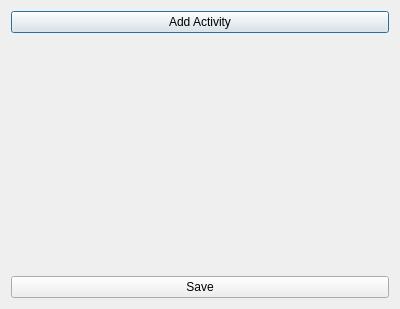
The window that Code/PaperFriend/all_activities.ui (RomainPuech/Paper-Friend) describes before a commit, drawn with Qt 5.
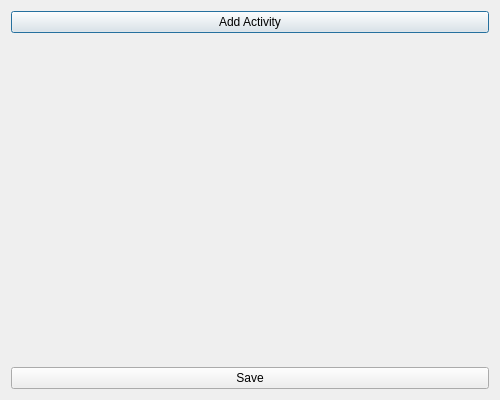
The same window after the commit.

```diff
--- a/Code/PaperFriend/all_activities.ui
+++ b/Code/PaperFriend/all_activities.ui
@@ -6,8 +6,8 @@
    <rect>
     <x>0</x>
     <y>0</y>
-    <width>400</width>
-    <height>309</height>
+    <width>500</width>
+    <height>400</height>
    </rect>
   </property>
   <property name="windowTitle">
```
